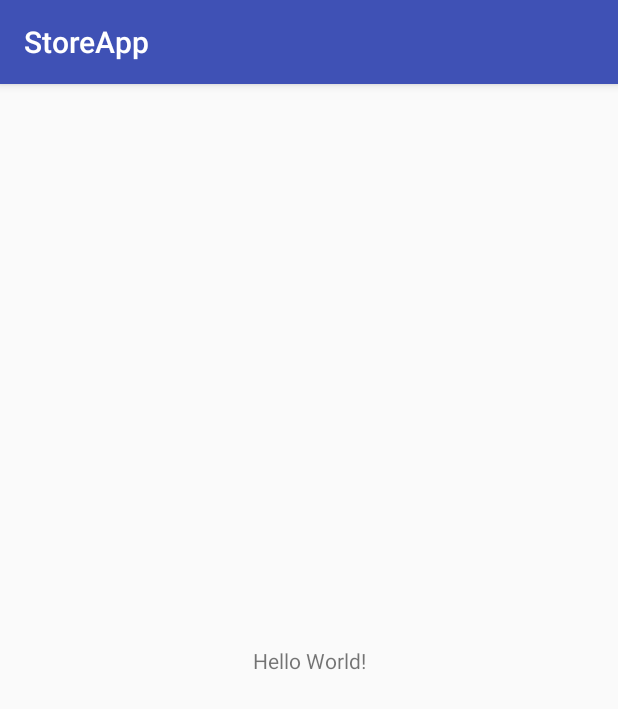
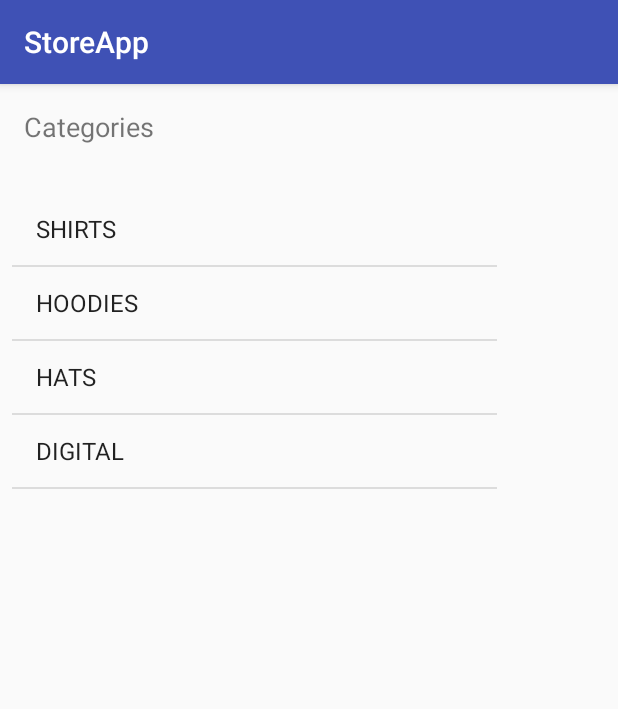
Before and after one commit to mcrisostomo9/StoreDemo, an Android app: the screen it shows after launch (MainActivity), on a phone screen of 412 x 824 dp. Shown: the top 709 px of the screen. Run offline under Robolectric (Android 15) with nearby library versions, the phone set to English and light mode, and no system bars.

Commit message:
adapter list and category list view

```diff
--- a/app/src/main/java/com/markcrisostomo/storeapp/Controller/MainActivity.kt
+++ b/app/src/main/java/com/markcrisostomo/storeapp/Controller/MainActivity.kt
@@ -2,12 +2,24 @@ package com.markcrisostomo.storeapp.Controller
 
 import android.support.v7.app.AppCompatActivity
 import android.os.Bundle
+import android.widget.ArrayAdapter
+import com.markcrisostomo.storeapp.Model.Category
 import com.markcrisostomo.storeapp.R
+import com.markcrisostomo.storeapp.Services.DataService
+import kotlinx.android.synthetic.main.activity_main.*
 
 class MainActivity : AppCompatActivity() {
+
+    lateinit var adapter : ArrayAdapter<Category>
 
     override fun onCreate(savedInstanceState: Bundle?) {
         super.onCreate(savedInstanceState)
         setContentView(R.layout.activity_main)
+
+        adapter = ArrayAdapter(this,
+                android.R.layout.simple_list_item_1,
+                DataService.categories
+                )
+        categoryListView.adapter = adapter
     }
 }
--- a/app/src/main/java/com/markcrisostomo/storeapp/Model/Category.kt
+++ b/app/src/main/java/com/markcrisostomo/storeapp/Model/Category.kt
@@ -1,4 +1,8 @@
 package com.markcrisostomo.storeapp.Model
 
 
-class Category constructor(val title: String, val image: String)
+class Category constructor(val title: String, val image: String) {
+    override fun toString(): String {
+        return title
+    }
+}
--- a/app/src/main/res/layout/activity_main.xml
+++ b/app/src/main/res/layout/activity_main.xml
@@ -2,17 +2,34 @@
 <android.support.constraint.ConstraintLayout xmlns:android="http://schemas.android.com/apk/res/android"
     xmlns:app="http://schemas.android.com/apk/res-auto"
     xmlns:tools="http://schemas.android.com/tools"
-    android:layout_width="match_parent"
-    android:layout_height="match_parent"
+    android:layout_width="339dp"
+    android:layout_height="339dp"
     tools:context="com.markcrisostomo.storeapp.Controller.MainActivity">
 
     <TextView
+        android:id="@+id/textView2"
         android:layout_width="wrap_content"
         android:layout_height="wrap_content"
-        android:text="Hello World!"
-        app:layout_constraintBottom_toBottomOf="parent"
+        android:layout_marginStart="16dp"
+        android:layout_marginTop="16dp"
+        android:text="@string/categories"
+        android:textSize="18sp"
         app:layout_constraintLeft_toLeftOf="parent"
-        app:layout_constraintRight_toRightOf="parent"
         app:layout_constraintTop_toTopOf="parent" />
 
+    <ListView
+        android:id="@+id/categoryListView"
+        android:layout_width="0dp"
+        android:layout_height="368dp"
+        android:layout_marginBottom="16dp"
+        android:layout_marginEnd="8dp"
+        android:layout_marginStart="8dp"
+        android:layout_marginTop="32dp"
+        app:layout_constraintBottom_toBottomOf="parent"
+        app:layout_constraintEnd_toEndOf="parent"
+        app:layout_constraintHorizontal_bias="0.0"
+        app:layout_constraintStart_toStartOf="parent"
+        app:layout_constraintTop_toBottomOf="@+id/textView2"
+        app:layout_constraintVertical_bias="0.0" />
+
 </android.support.constraint.ConstraintLayout>
--- a/app/src/main/res/values/strings.xml
+++ b/app/src/main/res/values/strings.xml
@@ -1,3 +1,4 @@
 <resources>
     <string name="app_name">StoreApp</string>
+    <string name="categories">Categories</string>
 </resources>
```
Also changed, not shown: app/src/main/res/layout/category_list_item.xml (added, +36 -0 lines).
